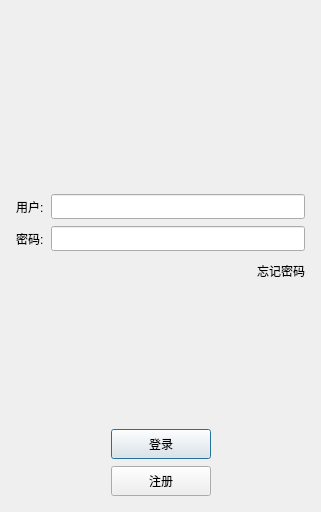
Old version of the form ui/logindialog.ui in the repository TaoYuanZhongRen/QChatty.
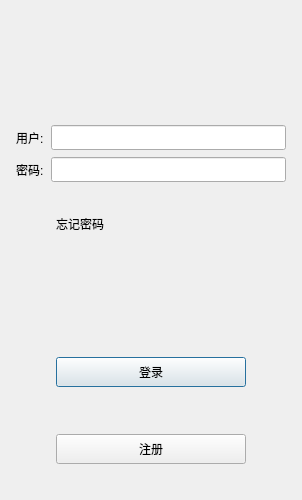
New version of the form. Icons and pictures are not drawn.

Patch:
```diff
--- a/ui/logindialog.ui
+++ b/ui/logindialog.ui
@@ -6,10 +6,22 @@
    <rect>
     <x>0</x>
     <y>0</y>
-    <width>321</width>
-    <height>512</height>
+    <width>302</width>
+    <height>500</height>
    </rect>
   </property>
+  <property name="minimumSize">
+   <size>
+    <width>300</width>
+    <height>500</height>
+   </size>
+  </property>
+  <property name="maximumSize">
+   <size>
+    <width>302</width>
+    <height>500</height>
+   </size>
+  </property>
   <property name="windowTitle">
    <string>Dialog</string>
   </property>
@@ -57,9 +69,6 @@
           <property name="scaledContents">
            <bool>false</bool>
           </property>
-          <property name="alignment">
-           <set>Qt::AlignCenter</set>
-          </property>
          </widget>
         </item>
        </layout>
@@ -67,9 +76,6 @@
      </item>
      <item>
       <spacer name="verticalSpacer">
-       <property name="orientation">
-        <enum>Qt::Vertical</enum>
-       </property>
        <property name="sizeHint" stdset="0">
         <size>
          <width>20</width>
@@ -163,9 +169,6 @@
       <layout class="QHBoxLayout" name="horizontalLayout_3">
        <item>
         <spacer name="horizontalSpacer">
-         <property name="orientation">
-          <enum>Qt::Horizontal</enum>
-         </property>
          <property name="sizeHint" stdset="0">
           <size>
            <width>40</width>
@@ -197,9 +200,6 @@
      </item>
      <item>
       <spacer name="verticalSpacer_2">
-       <property name="orientation">
-        <enum>Qt::Vertical</enum>
-       </property>
        <property name="sizeHint" stdset="0">
         <size>
          <width>20</width>
@@ -212,9 +212,6 @@
       <layout class="QHBoxLayout" name="horizontalLayout_4">
        <item>
         <spacer name="horizontalSpacer_2">
-         <property name="orientation">
-          <enum>Qt::Horizontal</enum>
-         </property>
          <property name="sizeHint" stdset="0">
           <size>
            <width>40</width>
@@ -238,9 +235,6 @@
        </item>
        <item>
         <spacer name="horizontalSpacer_3">
-         <property name="orientation">
-          <enum>Qt::Horizontal</enum>
-         </property>
          <property name="sizeHint" stdset="0">
           <size>
            <width>40</width>
@@ -255,9 +249,6 @@
       <layout class="QHBoxLayout" name="horizontalLayout_5">
        <item>
         <spacer name="horizontalSpacer_4">
-         <property name="orientation">
-          <enum>Qt::Horizontal</enum>
-         </property>
          <property name="sizeHint" stdset="0">
           <size>
            <width>40</width>
@@ -281,9 +272,6 @@
        </item>
        <item>
         <spacer name="horizontalSpacer_5">
-         <property name="orientation">
-          <enum>Qt::Horizontal</enum>
-         </property>
          <property name="sizeHint" stdset="0">
           <size>
            <width>40</width>
```
